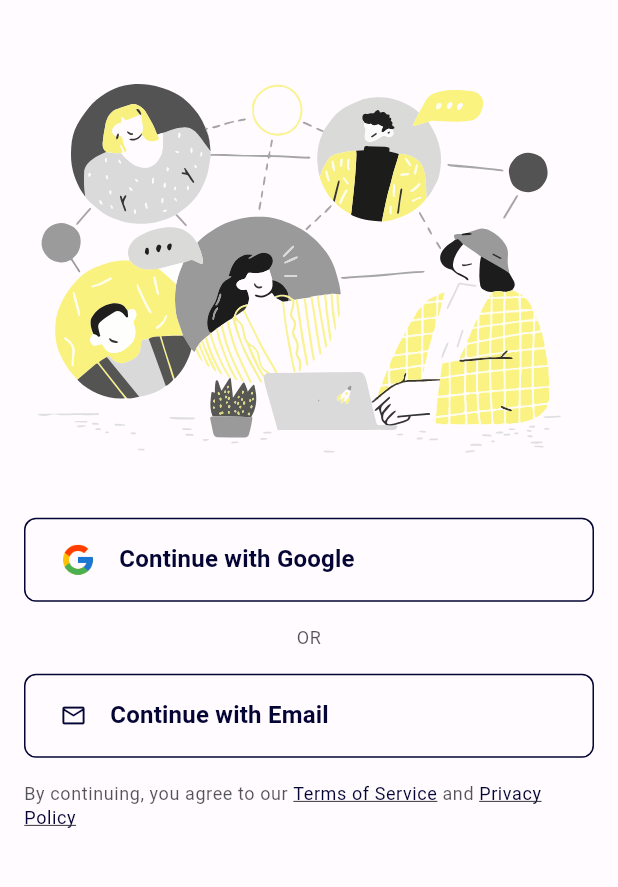
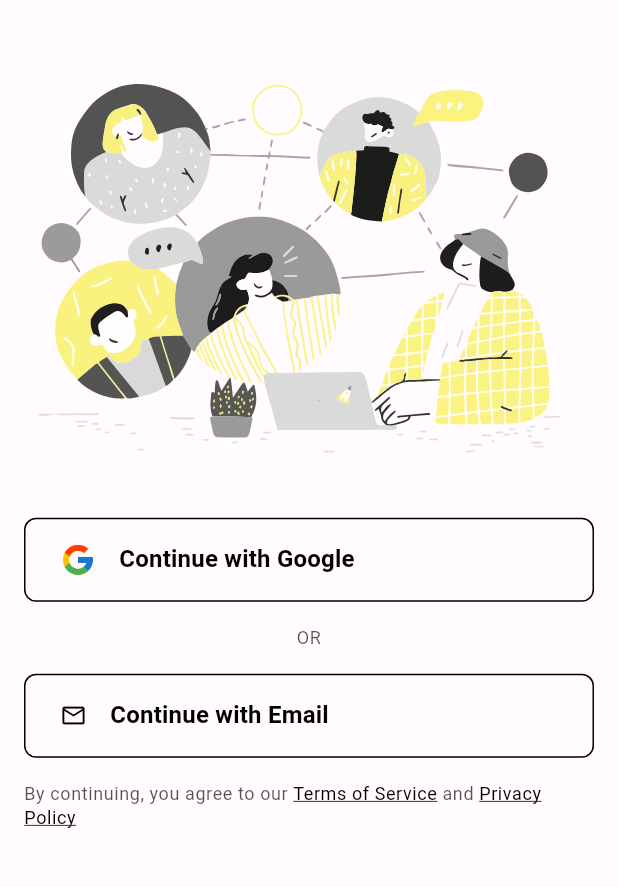
Before and after one commit to Site-Guide/english-learning-app, a Flutter app: the screen it shows after launch, after a tap on "Sign up", on a phone screen of 412 x 824 dp, the part 58-945 px from its top. Run offline on Flutter 3.47's test engine with Material 2 defaults, Android fonts, the phone set to English and light mode, and no system bars; our stand-ins replace appwrite, email_validator, equatable, firebase_core, firebase_dynamic_links, flutter_hooks and 5 more; accounts and stored records are empty; network calls fail.

Commit message:
updated ui 2

```diff
--- a/lib/ui/components/app_button.dart
+++ b/lib/ui/components/app_button.dart
@@ -12,8 +12,8 @@ class AppButton extends StatelessWidget {
     final style = theme.textTheme;
     return MaterialButton(
       disabledColor: scheme.onSurface.withOpacity(0.12),
-      color: scheme.primary,
-      textColor: scheme.onPrimary,
+      color: scheme.primaryContainer,
+      textColor: scheme.onPrimaryContainer,
       padding: const EdgeInsets.all(16),
       shape: RoundedRectangleBorder(
         borderRadius: BorderRadius.circular(8),
@@ -22,7 +22,7 @@ class AppButton extends StatelessWidget {
       child: Text(
         label,
         style: style.titleMedium!.copyWith(
-          color: scheme.onPrimary,
+          color: scheme.onPrimaryContainer,
         ),
       ),
     );
--- a/lib/ui/components/app_outline_button.dart
+++ b/lib/ui/components/app_outline_button.dart
@@ -13,12 +13,14 @@ class AppOutlinedButton extends StatelessWidget {
     final style = theme.textTheme;
     final scheme = theme.colorScheme;
     final buttonStyle = OutlinedButton.styleFrom(
-        padding: const EdgeInsets.all(16),
-        shape: RoundedRectangleBorder(
-          borderRadius: BorderRadius.circular(8),
-        ),
-        side: BorderSide(color: scheme.primary),
-        textStyle: style.titleMedium);
+      padding: const EdgeInsets.all(16),
+      shape: RoundedRectangleBorder(
+        borderRadius: BorderRadius.circular(8),
+      ),
+      side: BorderSide(color: scheme.secondary),
+      textStyle: style.titleMedium,
+      foregroundColor: scheme.secondary,
+    );
 
     return icon != null
         ? OutlinedButton.icon(
--- a/lib/ui/home/widgets/home_view.dart
+++ b/lib/ui/home/widgets/home_view.dart
@@ -93,7 +93,7 @@ class HomeView extends HookConsumerWidget {
                         Padding(
                           padding: const EdgeInsets.all(8.0),
                           child: CircleAvatar(
-                            backgroundColor: scheme.tertiaryContainer,
+                            backgroundColor: scheme.primaryContainer,
                             child: Icon(
                               Icons.play_arrow_rounded,
                               size: 32,
```
Also changed, not shown: lib/color_schemes.g.dart.
